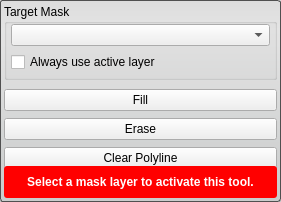
Before: the Qt Designer form src/Interface/ToolInterface/PolylineToolInterface.ui in rblake/seg3d2, drawn with Qt 5.
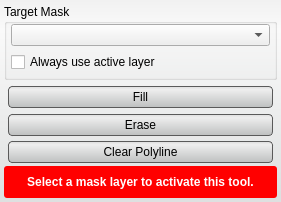
After: the same form once the commit is applied. Custom widgets are drawn as their Qt base class.

```diff
--- a/src/Interface/ToolInterface/PolylineToolInterface.ui
+++ b/src/Interface/ToolInterface/PolylineToolInterface.ui
@@ -34,8 +34,28 @@
   <property name="styleSheet">
    <string notr="true">QWidget#PolylineToolInterface{
 	border-radius: 3px;
-	border: 1px solid rgb(80, 80,80);
-	background-color: qlineargradient(spread:pad, x1:0.5, y1:0, x2:0.5, y2:0.960227, stop:0 rgba(221, 221, 221, 255), stop:0.155779 rgba(228, 228, 228, 255), stop:1 rgba(202, 204, 204, 255));      
+	background-color: qlineargradient(spread:pad, x1:0.5, y1:0, x2:0.5, y2:0.960227, stop:0 rgba(241, 241, 241, 255), stop:0.155779 rgba(250, 250, 250, 255), stop:1 rgba(222, 224, 224, 255));       
+}
+
+QPushButton{
+	background-color: qlineargradient(spread:pad, x1:0.5, y1:0, x2:0.5, y2:0.960227, stop:0 rgba(221, 221, 221, 255), stop:0.155779 rgba(238, 238, 238, 255), stop:1 rgba(192, 194, 194, 255));
+	border-radius: 4px;
+	border: 1px solid rgb(90, 90, 90);
+	margin:4px;
+}
+
+QPushButton:hover{
+	background-color: qlineargradient(spread:pad, x1:0.5, y1:0, x2:0.5, y2:1, stop:0 rgba(195, 195, 195, 255), stop:0.253769 rgba(206, 206, 206, 255), stop:1 rgba(185, 185, 185, 255));
+	border-radius: 4px;
+	border: 1px solid rgb(90, 90, 90);
+	margin:4px;
+}
+
+QPushButton:pressed{
+	background-color: qlineargradient(spread:pad, x1:0.5, y1:0, x2:0.5, y2:1, stop:0 rgba(150, 150, 150, 255), stop:0.753769 rgba(206, 206, 206, 255), stop:1 rgba(185, 185, 185, 255));
+	border-radius: 4px;
+	border: 1px solid rgb(90, 90, 90);
+	margin:4px;
 }</string>
   </property>
   <layout class="QVBoxLayout" name="verticalLayout_2">
@@ -118,18 +138,6 @@
    </item>
    <item>
     <widget class="QWidget" name="widget" native="true">
-     <property name="minimumSize">
-      <size>
-       <width>0</width>
-       <height>96</height>
-      </size>
-     </property>
-     <property name="maximumSize">
-      <size>
-       <width>16777215</width>
-       <height>96</height>
-      </size>
-     </property>
      <layout class="QVBoxLayout" name="verticalLayout">
       <property name="spacing">
        <number>0</number>
@@ -139,6 +147,12 @@
       </property>
       <item>
        <widget class="QPushButton" name="fill_button_">
+        <property name="minimumSize">
+         <size>
+          <width>0</width>
+          <height>30</height>
+         </size>
+        </property>
         <property name="text">
          <string>Fill</string>
         </property>
@@ -146,6 +160,12 @@
       </item>
       <item>
        <widget class="QPushButton" name="erase_button_">
+        <property name="minimumSize">
+         <size>
+          <width>0</width>
+          <height>30</height>
+         </size>
+        </property>
         <property name="text">
          <string>Erase</string>
         </property>
@@ -153,6 +173,12 @@
       </item>
       <item>
        <widget class="QPushButton" name="clear_button_">
+        <property name="minimumSize">
+         <size>
+          <width>0</width>
+          <height>30</height>
+         </size>
+        </property>
         <property name="text">
          <string>Clear Polyline</string>
         </property>
```
